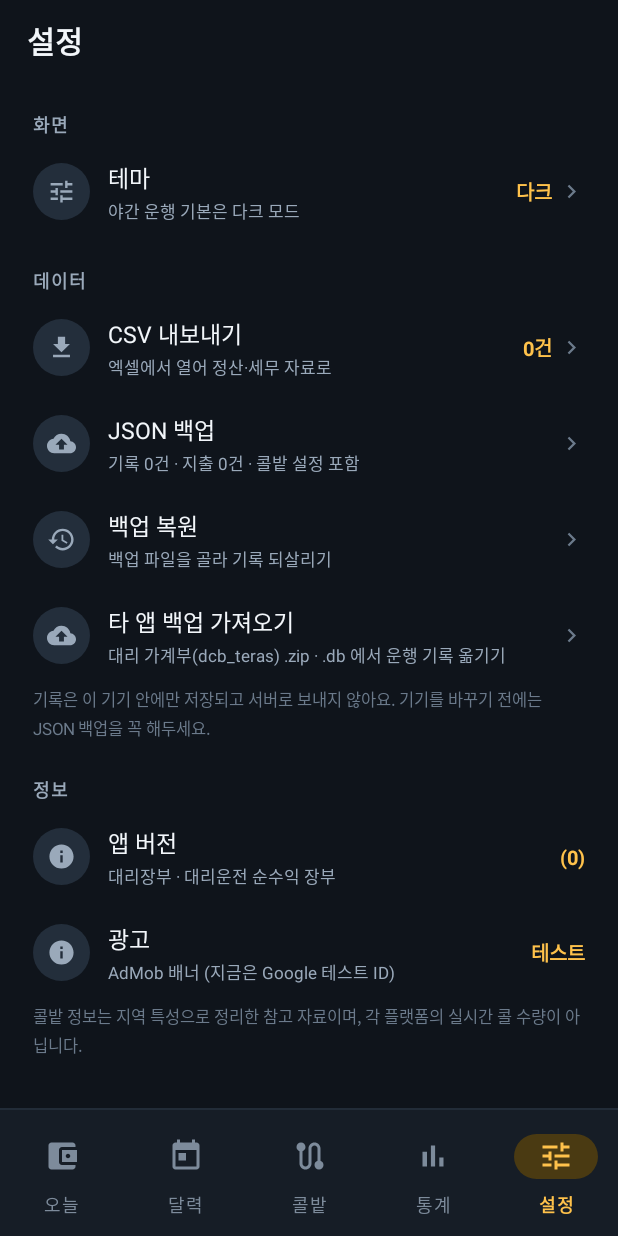
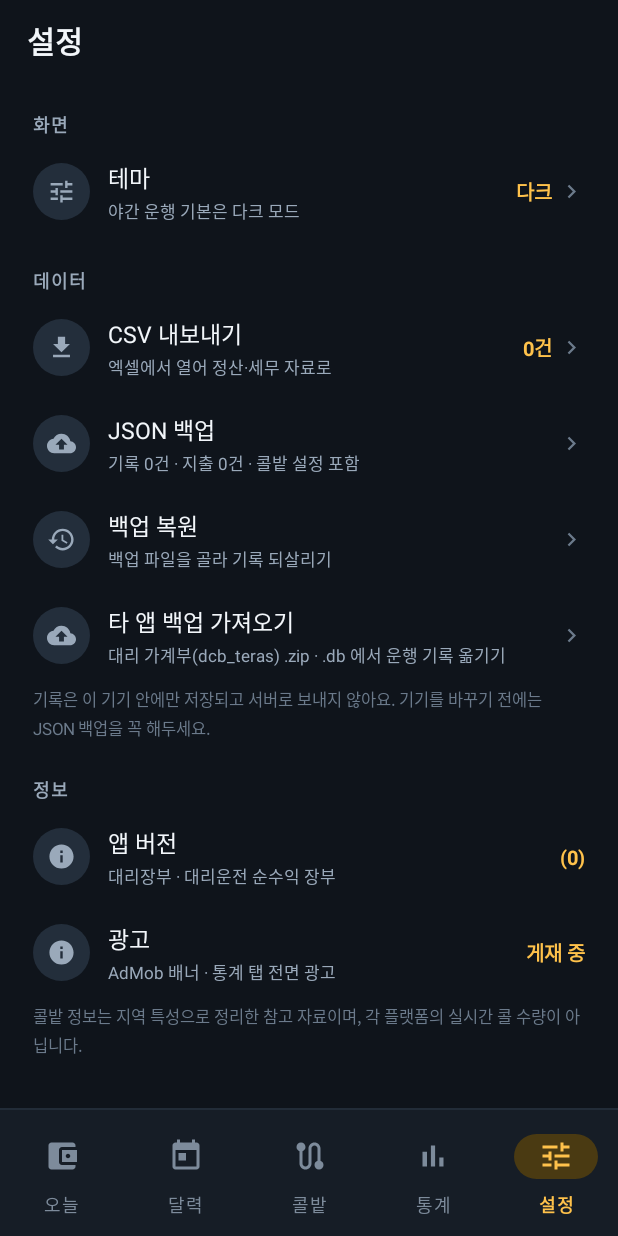
Before and after one commit to youngsujoa1-cyber/daeri-ledger, an Android app: the screen it shows after launch (MainActivity), item 5 of the bottom bar chosen, scrolled down 1149 dp, on a phone screen of 412 x 824 dp. Run offline under Robolectric (Android 15) with nearby library versions, the phone set to English and light mode, and no system bars; our stand-ins replace AdMob; pictures from the network do not load; 6 statements that could not run were skipped.

Commit message:
대리장부 v1.0.24: 설정 화면 광고 줄이 release 빌드에서 '게재 중'으로 표시 (AdConfig.isTestMode 분기 사용, debug 는 '테스트' 그대로)

```diff
--- a/app/src/main/java/com/youngsu/daeriledger/ui/settings/SettingsScreen.kt
+++ b/app/src/main/java/com/youngsu/daeriledger/ui/settings/SettingsScreen.kt
@@ -13,6 +13,7 @@ import com.google.android.material.chip.ChipGroup
 import com.google.android.material.dialog.MaterialAlertDialogBuilder
 import com.google.android.material.materialswitch.MaterialSwitch
 import com.youngsu.daeriledger.BuildConfig
+import com.youngsu.daeriledger.ads.AdConfig
 import com.youngsu.daeriledger.R
 import com.youngsu.daeriledger.data.Payout
 import com.youngsu.daeriledger.data.PlatformDef
@@ -222,8 +223,8 @@ class SettingsScreen(private val activity: MainActivity) : Screen {
         row(
             icon = R.drawable.ic_info,
             title = "광고",
-            subtitle = "AdMob 배너 (지금은 Google 테스트 ID)",
-            value = "테스트",
+            subtitle = if (AdConfig.isTestMode()) "AdMob 배너 (지금은 Google 테스트 ID)" else "AdMob 배너 · 통계 탭 전면 광고",
+            value = if (AdConfig.isTestMode()) "테스트" else "게재 중",
             clickable = false
         )
         note("콜밭 정보는 지역 특성으로 정리한 참고 자료이며, 각 플랫폼의 실시간 콜 수량이 아닙니다.")
```
